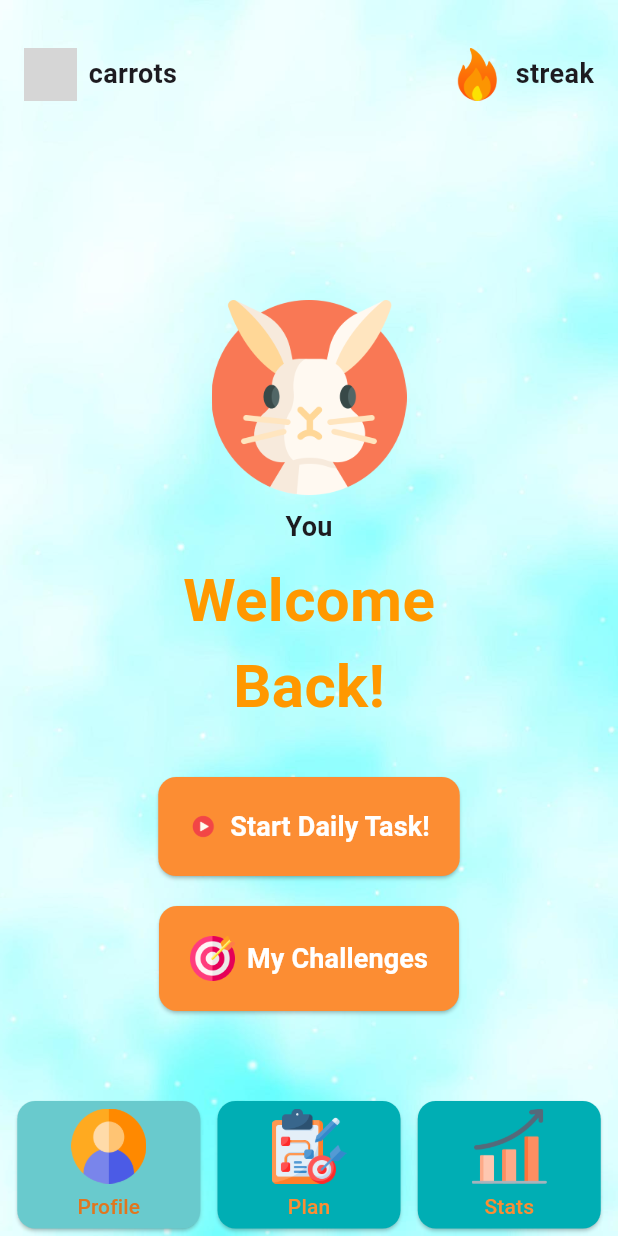
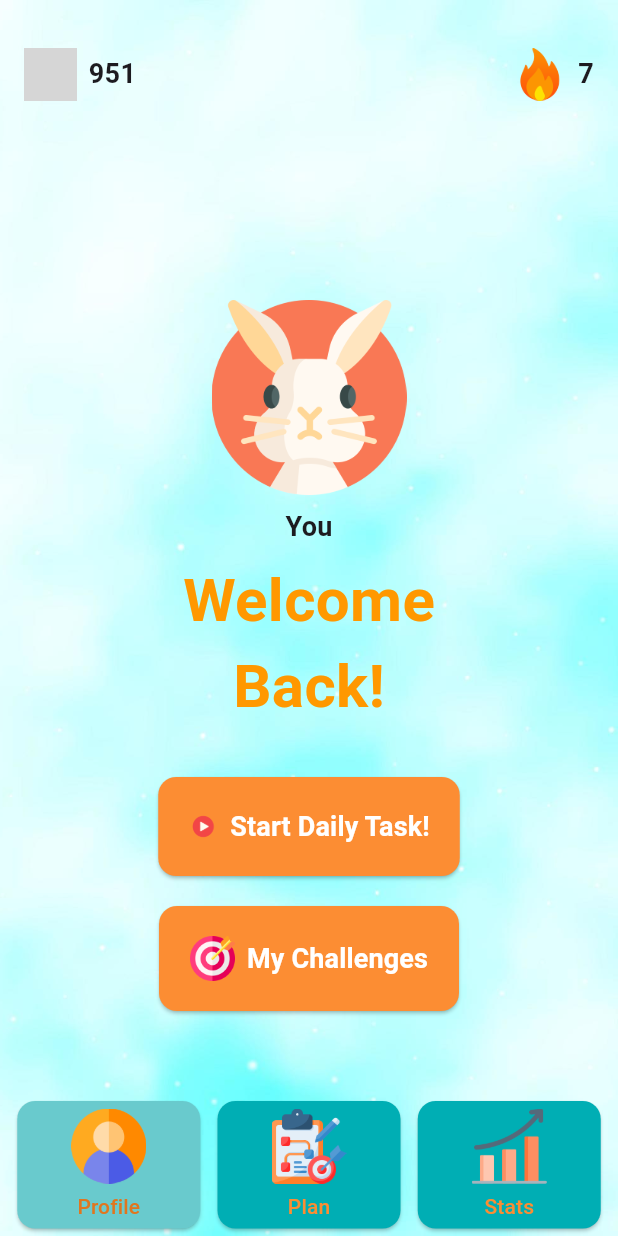
Before and after one commit to hamdaniel/CShack, a Flutter app: the screen it shows after launch, on a phone screen of 412 x 824 dp. Run offline on Flutter 3.47's test engine with Material 3 defaults, Android fonts, the phone set to English and light mode, and no system bars; our stand-ins replace permission_handler, shared_preferences; missing offline and left inert: flutter_sound; grey boxes are pictures that could not be loaded.

Commit message:
added numbers

```diff
--- a/cshack_app/lib/screens/home_screen.dart
+++ b/cshack_app/lib/screens/home_screen.dart
@@ -37,7 +37,7 @@ class HomeScreen extends StatelessWidget {
                 ),
                 const SizedBox(width: 8.0), // Spacing between image and text
                 const Text(
-                  'carrots',
+                  '951',
                   style: TextStyle(fontSize: 18.0, fontWeight: FontWeight.bold),
                 ),
               ],
@@ -57,7 +57,7 @@ class HomeScreen extends StatelessWidget {
                 ),
                 const SizedBox(width: 8.0), // Spacing between image and text
                 const Text(
-                  'streak',
+                  '7',
                   style: TextStyle(fontSize: 18.0, fontWeight: FontWeight.bold),
                 ),
               ],
--- a/cshack_app/lib/screens/statistics_screen.dart
+++ b/cshack_app/lib/screens/statistics_screen.dart
@@ -38,7 +38,7 @@ class StatisticsScreen extends StatelessWidget {
                     Row(
                       mainAxisAlignment: MainAxisAlignment.spaceAround,
                       children: [
-                        _buildStatCard('Streak Length', '5 days'),
+                        _buildStatCard('Streak Length', '7 days'),
                         _buildStatCard('Total XP', '500 XP'),
                       ],
                     ),
```
